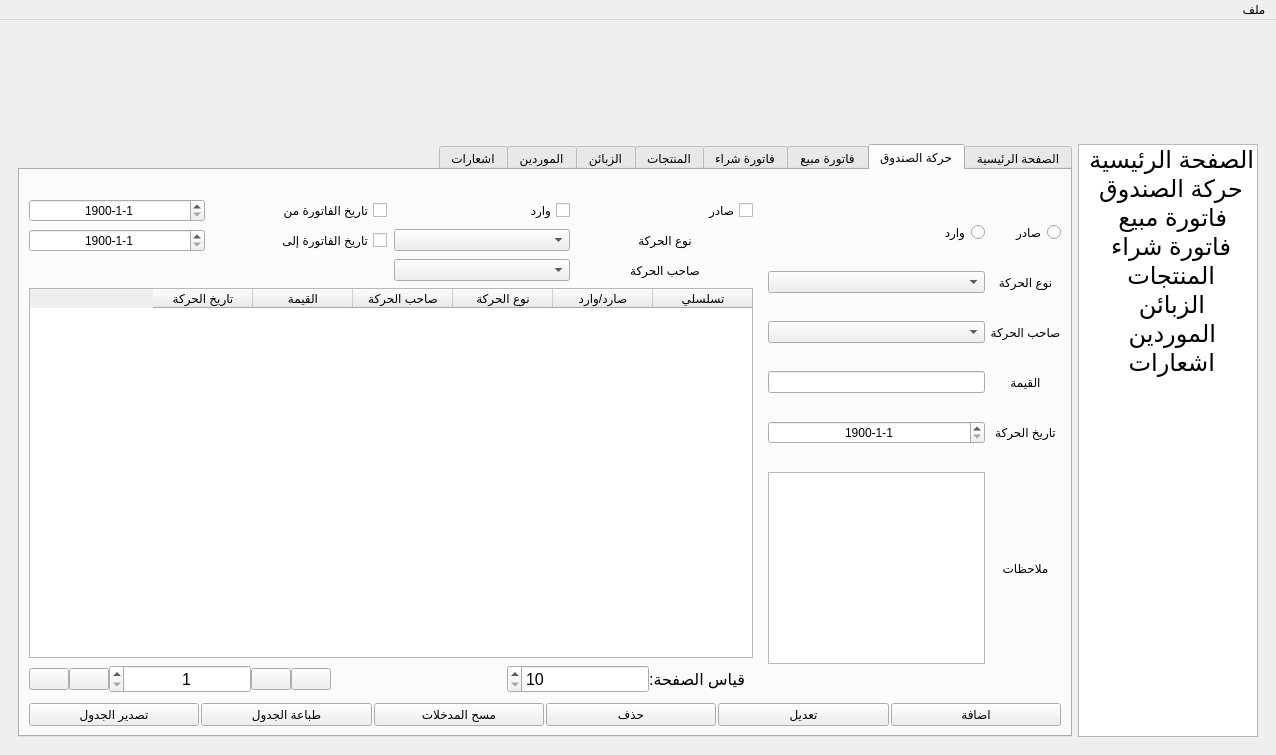
Above: j_shop.ui from sameraga/Al_Jamal_Shop before the change. Below: the same form after it.
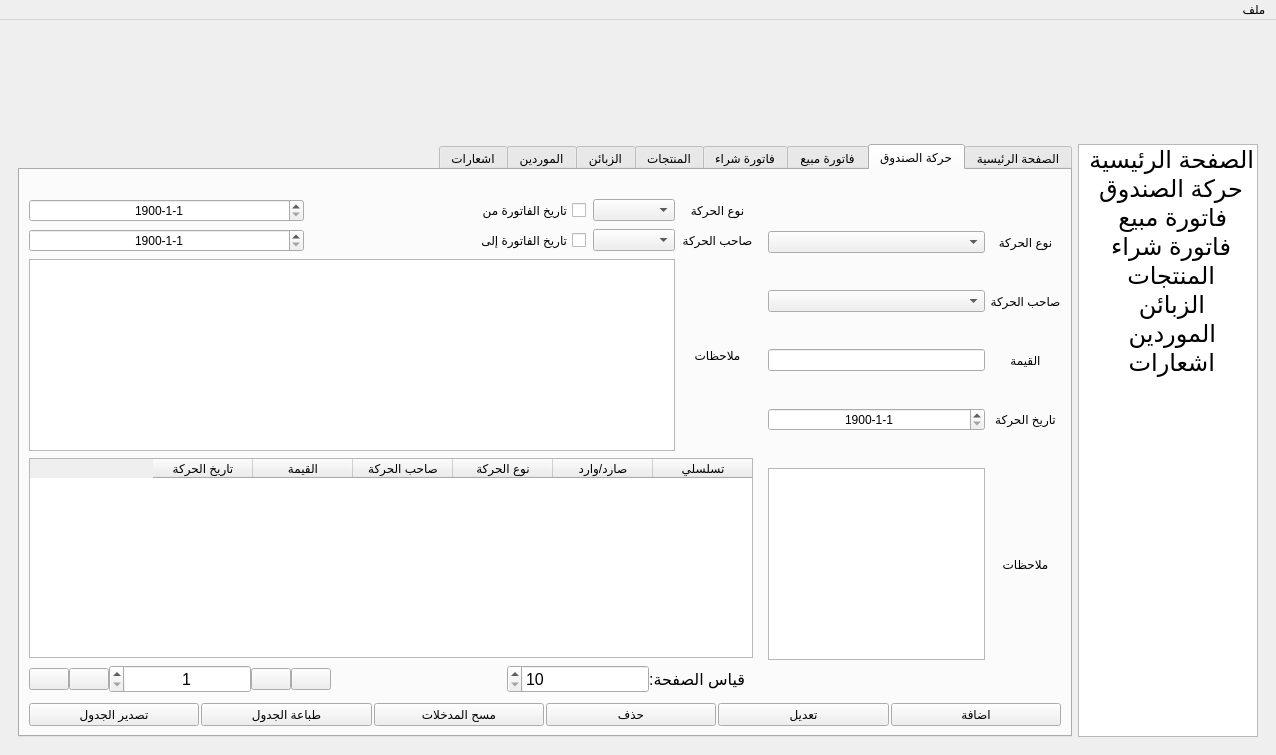
That is the form after the change. The open tabs and pages were chosen to show the change. Icons and pictures are not drawn.

```diff
--- a/j_shop.ui
+++ b/j_shop.ui
@@ -474,14 +474,58 @@
                   </property>
                   <item>
                    <layout class="QGridLayout" name="gridLayout_7">
-                    <item row="0" column="1">
-                     <widget class="QRadioButton" name="radioButton_2">
+                    <item row="4" column="0">
+                     <widget class="QLabel" name="label_23">
+                      <property name="sizePolicy">
+                       <sizepolicy hsizetype="Preferred" vsizetype="Preferred">
+                        <horstretch>0</horstretch>
+                        <verstretch>0</verstretch>
+                       </sizepolicy>
+                      </property>
+                      <property name="layoutDirection">
+                       <enum>Qt::RightToLeft</enum>
+                      </property>
                       <property name="text">
-                       <string>وارد</string>
+                       <string>ملاحظات</string>
+                      </property>
+                      <property name="alignment">
+                       <set>Qt::AlignCenter</set>
+                      </property>
+                     </widget>
+                    </item>
+                    <item row="1" column="1">
+                     <widget class="QComboBox" name="exit_reason_2">
+                      <property name="layoutDirection">
+                       <enum>Qt::LeftToRight</enum>
+                      </property>
+                      <item>
+                       <property name="text">
+                        <string/>
+                       </property>
+                      </item>
+                     </widget>
+                    </item>
+                    <item row="0" column="0">
+                     <widget class="QLabel" name="label_25">
+                      <property name="text">
+                       <string>نوع الحركة</string>
+                      </property>
+                      <property name="alignment">
+                       <set>Qt::AlignCenter</set>
                       </property>
                      </widget>
                     </item>
                     <item row="4" column="1">
+                     <widget class="QTextEdit" name="c_note_2">
+                      <property name="sizePolicy">
+                       <sizepolicy hsizetype="Expanding" vsizetype="Fixed">
+                        <horstretch>0</horstretch>
+                        <verstretch>0</verstretch>
+                       </sizepolicy>
+                      </property>
+                     </widget>
+                    </item>
+                    <item row="3" column="1">
                      <widget class="QDateEdit" name="birth_date_5">
                       <property name="layoutDirection">
                        <enum>Qt::LeftToRight</enum>
@@ -514,44 +558,7 @@
                       </property>
                      </widget>
                     </item>
-                    <item row="2" column="0">
-                     <widget class="QLabel" name="label_19">
-                      <property name="text">
-                       <string>صاحب الحركة</string>
-                      </property>
-                      <property name="alignment">
-                       <set>Qt::AlignCenter</set>
-                      </property>
-                     </widget>
-                    </item>
-                    <item row="2" column="1">
-                     <widget class="QComboBox" name="exit_reason_2">
-                      <property name="layoutDirection">
-                       <enum>Qt::LeftToRight</enum>
-                      </property>
-                      <item>
-                       <property name="text">
-                        <string/>
-                       </property>
-                      </item>
-                      <item>
-                       <property name="text">
-                        <string>صبياني</string>
-                       </property>
-                      </item>
-                      <item>
-                       <property name="text">
-                        <string>بناتي</string>
-                       </property>
-                      </item>
-                      <item>
-                       <property name="text">
-                        <string>نسائي</string>
-                       </property>
-                      </item>
-                     </widget>
-                    </item>
-                    <item row="4" column="0">
+                    <item row="3" column="0">
                      <widget class="QLabel" name="label_88">
                       <property name="sizePolicy">
                        <sizepolicy hsizetype="Preferred" vsizetype="Preferred">
@@ -570,7 +577,7 @@
                       </property>
                      </widget>
                     </item>
-                    <item row="3" column="1">
+                    <item row="2" column="1">
                      <widget class="QLineEdit" name="m_code_2">
                       <property name="maxLength">
                        <number>11</number>
@@ -580,24 +587,44 @@
                       </property>
                      </widget>
                     </item>
-                    <item row="0" column="0">
-                     <widget class="QRadioButton" name="radioButton">
-                      <property name="text">
-                       <string>صادر</string>
+                    <item row="0" column="1">
+                     <widget class="QComboBox" name="comboBox_4">
+                      <property name="layoutDirection">
+                       <enum>Qt::LeftToRight</enum>
                       </property>
+                      <item>
+                       <property name="text">
+                        <string/>
+                       </property>
+                      </item>
+                      <item>
+                       <property name="text">
+                        <string>دفعة من زبون</string>
+                       </property>
+                      </item>
+                      <item>
+                       <property name="text">
+                        <string>دفعة إلى مورد</string>
+                       </property>
+                      </item>
+                      <item>
+                       <property name="text">
+                        <string>نفقات</string>
+                       </property>
+                      </item>
                      </widget>
                     </item>
                     <item row="1" column="0">
-                     <widget class="QLabel" name="label_25">
+                     <widget class="QLabel" name="label_19">
                       <property name="text">
-                       <string>نوع الحركة</string>
+                       <string>صاحب الحركة</string>
                       </property>
                       <property name="alignment">
                        <set>Qt::AlignCenter</set>
                       </property>
                      </widget>
                     </item>
-                    <item row="3" column="0">
+                    <item row="2" column="0">
                      <widget class="QLabel" name="label_12">
                       <property name="text">
                        <string>القيمة</string>
@@ -607,72 +634,6 @@
                       </property>
                      </widget>
                     </item>
-                    <item row="1" column="1">
-                     <widget class="QComboBox" name="comboBox_4">
-                      <property name="layoutDirection">
-                       <enum>Qt::LeftToRight</enum>
-                      </property>
-                      <item>
-                       <property name="text">
-                        <string/>
-                       </property>
-                      </item>
-                      <item>
-                       <property name="text">
-                        <string>ميني ب ب</string>
-                       </property>
-                      </item>
-                      <item>
-                       <property name="text">
-                        <string>ب ب</string>
-                       </property>
-                      </item>
-                      <item>
-                       <property name="text">
-                        <string>وسط</string>
-                       </property>
-                      </item>
-                      <item>
-                       <property name="text">
-                        <string>محير</string>
-                       </property>
-                      </item>
-                      <item>
-                       <property name="text">
-                        <string>كبير</string>
-                       </property>
-                      </item>
-                     </widget>
-                    </item>
-                    <item row="5" column="0">
-                     <widget class="QLabel" name="label_23">
-                      <property name="sizePolicy">
-                       <sizepolicy hsizetype="Preferred" vsizetype="Preferred">
-                        <horstretch>0</horstretch>
-                        <verstretch>0</verstretch>
-                       </sizepolicy>
-                      </property>
-                      <property name="layoutDirection">
-                       <enum>Qt::RightToLeft</enum>
-                      </property>
-                      <property name="text">
-                       <string>ملاحظات</string>
-                      </property>
-                      <property name="alignment">
-                       <set>Qt::AlignCenter</set>
-                      </property>
-                     </widget>
-                    </item>
-                    <item row="5" column="1">
-                     <widget class="QTextEdit" name="c_note_2">
-                      <property name="sizePolicy">
-                       <sizepolicy hsizetype="Expanding" vsizetype="Fixed">
-                        <horstretch>0</horstretch>
-                        <verstretch>0</verstretch>
-                       </sizepolicy>
-                      </property>
-                     </widget>
-                    </item>
                    </layout>
                   </item>
                   <item>
@@ -685,31 +646,8 @@
                     </property>
                     <item>
                      <layout class="QGridLayout" name="gridLayout_6">
-                      <item row="0" column="2">
-                       <widget class="QCheckBox" name="checkBox_2">
-                        <property name="sizePolicy">
-                         <sizepolicy hsizetype="Expanding" vsizetype="Fixed">
-                          <horstretch>0</horstretch>
-                          <verstretch>0</verstretch>
-                         </sizepolicy>
-                        </property>
-                        <property name="text">
-                         <string>وارد</string>
-                        </property>
-                       </widget>
-                      </item>
-                      <item row="1" column="1">
-                       <widget class="QLabel" name="label_43">
-                        <property name="text">
-                         <string>نوع الحركة</string>
-                        </property>
-                        <property name="alignment">
-                         <set>Qt::AlignCenter</set>
-                        </property>
-                       </widget>
-                      </item>
                       <item row="1" column="2">
-                       <widget class="QComboBox" name="comboBox_7">
+                       <widget class="QComboBox" name="exit_reason_3">
                         <property name="layoutDirection">
                          <enum>Qt::LeftToRight</enum>
                         </property>
@@ -748,26 +686,13 @@
                       <item row="2" column="1">
                        <widget class="QLabel" name="label_24">
                         <property name="text">
-                         <string>صاحب الحركة</string>
+                         <string>ملاحظات</string>
                         </property>
                         <property name="alignment">
                          <set>Qt::AlignCenter</set>
                         </property>
                        </widget>
                       </item>
-                      <item row="0" column="1">
-                       <widget class="QCheckBox" name="checkBox">
-                        <property name="sizePolicy">
-                         <sizepolicy hsizetype="Expanding" vsizetype="Fixed">
-                          <horstretch>0</horstretch>
-                          <verstretch>0</verstretch>
-                         </sizepolicy>
-                        </property>
-                        <property name="text">
-                         <string>صادر</string>
-                        </property>
-                       </widget>
-                      </item>
                       <item row="1" column="3">
                        <widget class="QCheckBox" name="ch_bill_date_t_4">
                         <property name="sizePolicy">
@@ -781,33 +706,6 @@
                         </property>
                        </widget>
                       </item>
-                      <item row="2" column="2">
-                       <widget class="QComboBox" name="exit_reason_3">
-                        <property name="layoutDirection">
-                         <enum>Qt::LeftToRight</enum>
-                        </property>
-                        <item>
-                         <property name="text">
-                          <string/>
-                         </property>
-                        </item>
-                        <item>
-                         <property name="text">
-                          <string>صبياني</string>
-                         </property>
-                        </item>
-                        <item>
-                         <property name="text">
-                          <string>بناتي</string>
-                         </property>
-                        </item>
-                        <item>
-                         <property name="text">
-                          <string>نسائي</string>
-                         </property>
-                        </item>
-                       </widget>
-                      </item>
                       <item row="0" column="3">
                        <widget class="QCheckBox" name="ch_bill_date_f_4">
                         <property name="sizePolicy">
@@ -821,6 +719,16 @@
                         </property>
                        </widget>
                       </item>
+                      <item row="1" column="1">
+                       <widget class="QLabel" name="label_51">
+                        <property name="text">
+                         <string>صاحب الحركة</string>
+                        </property>
+                        <property name="alignment">
+                         <set>Qt::AlignCenter</set>
+                        </property>
+                       </widget>
+                      </item>
                       <item row="0" column="4">
                        <widget class="QDateEdit" name="birth_date_6">
                         <property name="layoutDirection">
@@ -893,6 +801,69 @@
                         </property>
                        </widget>
                       </item>
+                      <item row="0" column="1">
+                       <widget class="QLabel" name="label_43">
+                        <property name="text">
+                         <string>نوع الحركة</string>
+                        </property>
+                        <property name="alignment">
+                         <set>Qt::AlignCenter</set>
+                        </property>
+                       </widget>
+                      </item>
+                      <item row="0" column="2">
+                       <widget class="QComboBox" name="comboBox_7">
+                        <property name="layoutDirection">
+                         <enum>Qt::LeftToRight</enum>
+                        </property>
+                        <item>
+                         <property name="text">
+                          <string/>
+                         </property>
+                        </item>
+                        <item>
+                         <property name="text">
+                          <string>ميني ب ب</string>
+                         </property>
+                        </item>
+                        <item>
+                         <property name="text">
+                          <string>ب ب</string>
+                         </property>
+                        </item>
+                        <item>
+                         <property name="text">
+                          <string>وسط</string>
+                         </property>
+                        </item>
+                        <item>
+                         <property name="text">
+                          <string>محير</string>
+                         </property>
+                        </item>
+                        <item>
+                         <property name="text">
+                          <string>كبير</string>
+                         </property>
+                        </item>
+                       </widget>
+                      </item>
+                      <item row="2" column="2" colspan="3">
+                       <widget class="QTextEdit" name="textEdit">
+                        <property name="sizePolicy">
+                         <sizepolicy hsizetype="Expanding" vsizetype="Expanding">
+                          <horstretch>0</horstretch>
+                          <verstretch>0</verstretch>
+                         </sizepolicy>
+                        </property>
+                        <property name="minimumSize">
+                         <size>
+                          <width>0</width>
+                          <height>0</height>
+                         </size>
+                        </property>
+                       </widget>
+                      </item>
                      </layout>
                     </item>
                     <item>
```
Left out of the diff: 18 changed lines with no effect on the pictures.
